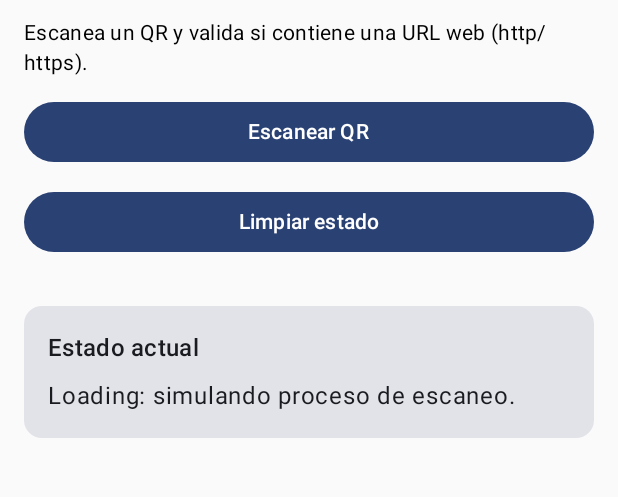
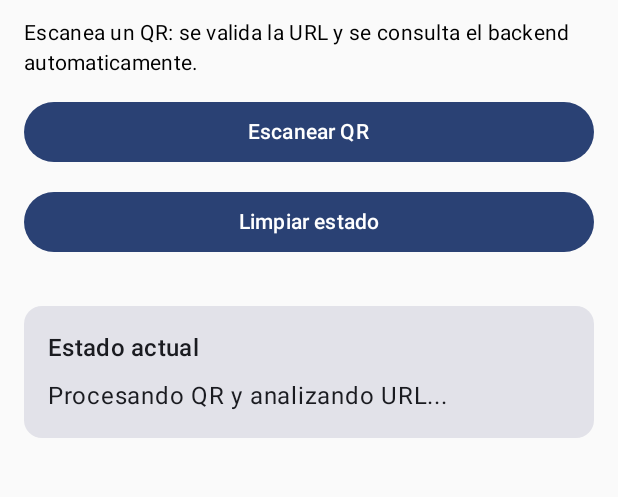
Before and after one commit to Carolinatxt/AnalizadorSeguridadQR, an Android app built with Jetpack Compose: the screen it shows after launch (MainActivity), after a tap on "Escanear QR", on a phone screen of 412 x 824 dp, the part 72-569 px from its top. Run offline under Robolectric (Android 15) with nearby library versions, the light colour scheme and no system bars; libraries missing offline, so code that uses them is left out: com.google.mlkit.vision; 3 statements that could not run were skipped.

Commit message:
feat(android): conectar app con backend FastAPI y completar flujo real de análisis
Se añade capa mínima de red con Retrofit (request/response, API, cliente y servicio).

Se centraliza BASE_URL para desarrollo local con adb reverse (127.0.0.1:8000).

MainViewModel mantiene precomprobación del QR y, al validar URL http/https, lanza análisis real al backend.

Se gestiona Loading/AnalysisResult/Error sin crasheos y con mensajes entendibles para usuario.

Se habilita INTERNET y cleartext HTTP en desarrollo para pruebas locales.

```diff
--- a/android/app/build.gradle.kts
+++ b/android/app/build.gradle.kts
@@ -44,7 +44,10 @@ android {
 dependencies {
     implementation(libs.androidx.core.ktx)
     implementation(libs.androidx.lifecycle.runtime.ktx)
+    implementation(libs.androidx.lifecycle.viewmodel.ktx)
     implementation(libs.androidx.activity.compose)
+    implementation(libs.squareup.retrofit)
+    implementation(libs.squareup.retrofit.converter.gson)
     implementation(platform(libs.androidx.compose.bom))
     implementation(libs.androidx.compose.ui)
     implementation(libs.androidx.compose.ui.graphics)
--- a/android/app/src/main/AndroidManifest.xml
+++ b/android/app/src/main/AndroidManifest.xml
@@ -2,6 +2,9 @@
 <manifest xmlns:android="http://schemas.android.com/apk/res/android"
     xmlns:tools="http://schemas.android.com/tools">
 
+    <uses-permission android:name="android.permission.INTERNET" />
+
+    <!-- Solo para desarrollo local por USB + adb reverse con http://127.0.0.1:8000 -->
     <application
         android:allowBackup="true"
         android:dataExtractionRules="@xml/data_extraction_rules"
@@ -9,6 +12,7 @@
         android:icon="@mipmap/ic_launcher"
         android:label="@string/app_name"
         android:roundIcon="@mipmap/ic_launcher_round"
+        android:usesCleartextTraffic="true"
         android:supportsRtl="true"
         android:theme="@style/Theme.AnalizadorSeguridadQR">
         <activity
--- /dev/null
+++ b/android/app/src/main/java/com/carolina/analizadorseguridadqr/network/AnalysisApi.kt
@@ -0,0 +1,13 @@
+package com.carolina.analizadorseguridadqr.network
+
+import com.carolina.analizadorseguridadqr.network.model.AnalyzeUrlRequest
+import com.carolina.analizadorseguridadqr.network.model.AnalyzeUrlResponse
+import retrofit2.http.Body
+import retrofit2.http.POST
+
+interface AnalysisApi {
+    @POST("api/v1/analyze")
+    suspend fun analyzeUrl(
+        @Body request: AnalyzeUrlRequest,
+    ): AnalyzeUrlResponse
+}
--- /dev/null
+++ b/android/app/src/main/java/com/carolina/analizadorseguridadqr/network/AnalysisApiClient.kt
@@ -0,0 +1,17 @@
+package com.carolina.analizadorseguridadqr.network
+
+import retrofit2.Retrofit
+import retrofit2.converter.gson.GsonConverterFactory
+
+object AnalysisApiClient {
+    private val retrofit: Retrofit by lazy {
+        Retrofit.Builder()
+            .baseUrl(BackendConfig.BASE_URL)
+            .addConverterFactory(GsonConverterFactory.create())
+            .build()
+    }
+
+    val api: AnalysisApi by lazy {
+        retrofit.create(AnalysisApi::class.java)
+    }
+}
--- /dev/null
+++ b/android/app/src/main/java/com/carolina/analizadorseguridadqr/network/AnalysisService.kt
@@ -0,0 +1,13 @@
+package com.carolina.analizadorseguridadqr.network
+
+import com.carolina.analizadorseguridadqr.network.model.AnalyzeUrlRequest
+import com.carolina.analizadorseguridadqr.network.model.AnalyzeUrlResponse
+
+// Capa minima de red para mantener el ViewModel limpio.
+class AnalysisService(
+    private val api: AnalysisApi = AnalysisApiClient.api,
+) {
+    suspend fun analyzeUrl(url: String): AnalyzeUrlResponse {
+        return api.analyzeUrl(AnalyzeUrlRequest(url = url))
+    }
+}
--- /dev/null
+++ b/android/app/src/main/java/com/carolina/analizadorseguridadqr/network/model/AnalyzeUrlRequest.kt
@@ -0,0 +1,5 @@
+package com.carolina.analizadorseguridadqr.network.model
+
+data class AnalyzeUrlRequest(
+    val url: String,
+)
--- a/android/app/src/main/java/com/carolina/analizadorseguridadqr/ui/screen/MainScreen.kt
+++ b/android/app/src/main/java/com/carolina/analizadorseguridadqr/ui/screen/MainScreen.kt
@@ -39,7 +39,7 @@ fun MainScreen(
         )
 
         Text(
-            text = "Escanea un QR y valida si contiene una URL web (http/https).",
+            text = "Escanea un QR: se valida la URL y se consulta el backend automaticamente.",
             style = MaterialTheme.typography.bodyMedium,
         )
 
@@ -82,7 +82,7 @@ private fun StateContent(uiState: ScanUiState) {
         }
 
         ScanUiState.Loading -> {
-            Text("Loading: simulando proceso de escaneo.")
+            Text("Procesando QR y analizando URL...")
         }
 
         is ScanUiState.NotAWebUrl -> {
--- a/android/app/src/main/java/com/carolina/analizadorseguridadqr/ui/state/ScanUiState.kt
+++ b/android/app/src/main/java/com/carolina/analizadorseguridadqr/ui/state/ScanUiState.kt
@@ -14,7 +14,7 @@ sealed class ScanUiState {
     // El QR contiene una URL valida y lista para el siguiente paso.
     data class ReadyToAnalyze(val url: String) : ScanUiState()
 
-    // Resultado final de analisis (placeholder para la integracion backend).
+    // Resultado final devuelto por el backend.
     data class AnalysisResult(
         val riskLevel: String,
         val analysisStatus: String,
--- a/android/gradle/libs.versions.toml
+++ b/android/gradle/libs.versions.toml
@@ -9,6 +9,8 @@ lifecycleRuntimeKtx = "2.6.1"
 activityCompose = "1.11.0"
 composeBom = "2024.09.00"
 playServicesCodeScanner = "16.1.0"
+lifecycleViewmodelKtx = "2.6.1"
+retrofit = "2.11.0"
 
 [libraries]
 androidx-core-ktx = { group = "androidx.core", name = "core-ktx", version.ref = "coreKtx" }
@@ -26,6 +28,9 @@ androidx-compose-ui-test-manifest = { group = "androidx.compose.ui", name = "ui-
 androidx-compose-ui-test-junit4 = { group = "androidx.compose.ui", name = "ui-test-junit4" }
 androidx-compose-material3 = { group = "androidx.compose.material3", name = "material3" }
 google-play-services-code-scanner = { group = "com.google.android.gms", name = "play-services-code-scanner", version.ref = "playServicesCodeScanner" }
+androidx-lifecycle-viewmodel-ktx = { group = "androidx.lifecycle", name = "lifecycle-viewmodel-ktx", version.ref = "lifecycleViewmodelKtx" }
+squareup-retrofit = { group = "com.squareup.retrofit2", name = "retrofit", version.ref = "retrofit" }
+squareup-retrofit-converter-gson = { group = "com.squareup.retrofit2", name = "converter-gson", version.ref = "retrofit" }
 
 [plugins]
 android-application = { id = "com.android.application", version.ref = "agp" }
```
Also changed, not shown: android/app/src/main/java/com/carolina/analizadorseguridadqr/network/BackendConfig.kt (added, +10 -0 lines), android/app/src/main/java/com/carolina/analizadorseguridadqr/network/model/AnalyzeUrlResponse.kt (added, +12 -0 lines), android/app/src/main/java/com/carolina/analizadorseguridadqr/viewmodel/MainViewModel.kt (+45 -2 lines).
